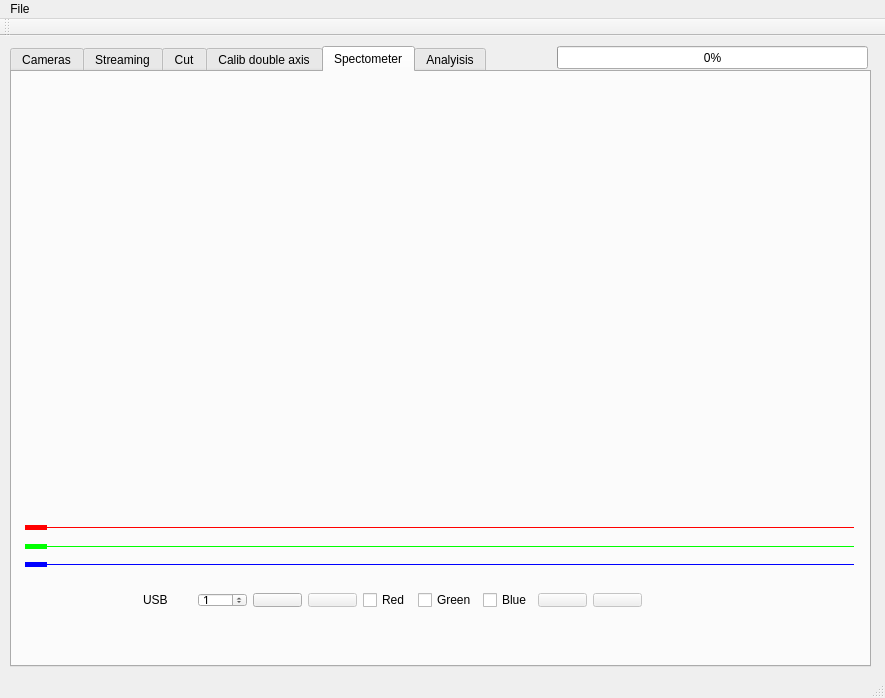
Before: the Qt Designer form mainwindow.ui in JairoSalazarV/QtHypCam, drawn with Qt 5.
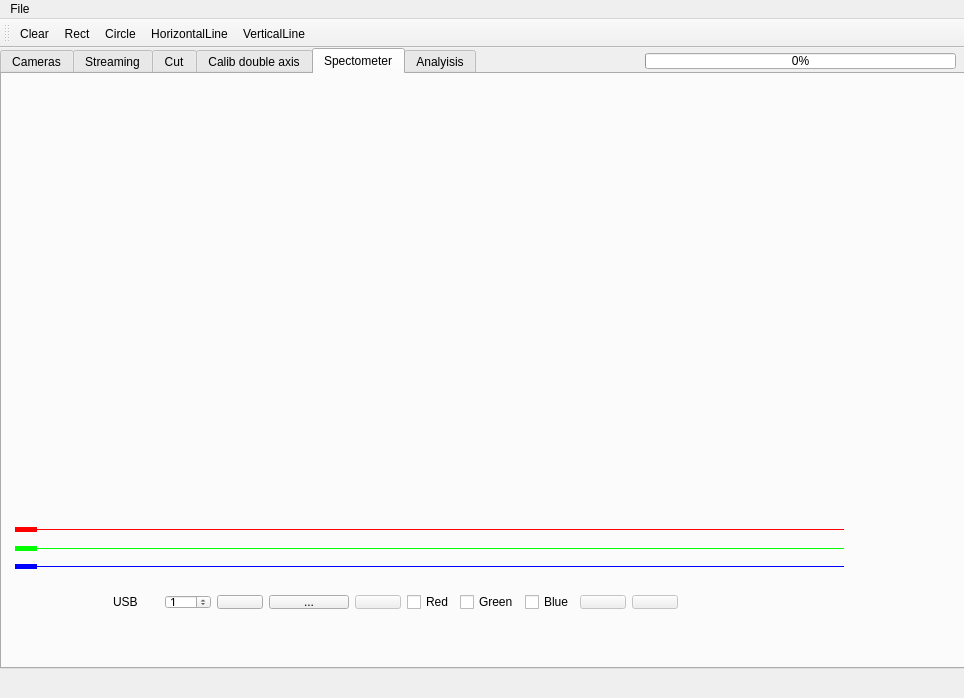
After: the same form once the commit is applied. The open tabs and pages were chosen to show the change. Icons and pictures are not drawn.

Commit message: * Added CustomLines * Added ToolBarCalib * Added line menu options * Removed Slide bars

The edit to the form file:
```diff
--- a/mainwindow.ui
+++ b/mainwindow.ui
@@ -6,7 +6,7 @@
    <rect>
     <x>0</x>
     <y>0</y>
-    <width>885</width>
+    <width>964</width>
     <height>698</height>
    </rect>
   </property>
@@ -20,9 +20,9 @@
    <widget class="QTabWidget" name="pbExpPixs">
     <property name="geometry">
      <rect>
-      <x>10</x>
-      <y>10</y>
-      <width>861</width>
+      <x>0</x>
+      <y>0</y>
+      <width>971</width>
       <height>621</height>
      </rect>
     </property>
@@ -1195,14 +1195,14 @@
      <widget class="QWidget" name="layoutWidget">
       <property name="geometry">
        <rect>
-        <x>120</x>
+        <x>100</x>
         <y>510</y>
-        <width>521</width>
+        <width>587</width>
         <height>36</height>
        </rect>
       </property>
       <layout class="QGridLayout" name="gridLayout_5">
-       <item row="0" column="5">
+       <item row="0" column="6">
         <widget class="QCheckBox" name="chbGreen">
          <property name="text">
           <string>Green</string>
@@ -1226,14 +1226,55 @@
          </property>
         </widget>
        </item>
-       <item row="0" column="6">
+       <item row="0" column="5">
+        <widget class="QCheckBox" name="chbRed">
+         <property name="text">
+          <string>Red</string>
+         </property>
+        </widget>
+       </item>
+       <item row="0" column="1">
+        <widget class="QSpinBox" name="sbSpecUsb">
+         <property name="maximum">
+          <number>9</number>
+         </property>
+         <property name="value">
+          <number>1</number>
+         </property>
+        </widget>
+       </item>
+       <item row="0" column="7">
         <widget class="QCheckBox" name="chbBlue">
          <property name="text">
           <string>Blue</string>
          </property>
         </widget>
        </item>
-       <item row="0" column="7">
+       <item row="0" column="0">
+        <widget class="QLabel" name="label_4">
+         <property name="text">
+          <string>USB</string>
+         </property>
+        </widget>
+       </item>
+       <item row="0" column="9">
+        <widget class="QPushButton" name="pbViewBack">
+         <property name="enabled">
+          <bool>false</bool>
+         </property>
+         <property name="toolTip">
+          <string>&lt;html&gt;&lt;head/&gt;&lt;body&gt;&lt;p&gt;Hide background&lt;/p&gt;&lt;/body&gt;&lt;/html&gt;</string>
+         </property>
+         <property name="text">
+          <string/>
+         </property>
+         <property name="icon">
+          <iconset resource="lstImgs.qrc">
+           <normaloff>:/new/icons/imagenInte/ojo.png</normaloff>:/new/icons/imagenInte/ojo.png</iconset>
+         </property>
+        </widget>
+       </item>
+       <item row="0" column="8">
         <widget class="QPushButton" name="pbSnapCal">
          <property name="enabled">
           <bool>false</bool>
@@ -1250,7 +1291,7 @@
          </property>
         </widget>
        </item>
-       <item row="0" column="3">
+       <item row="0" column="4">
         <widget class="QPushButton" name="pbSpecCut">
          <property name="enabled">
           <bool>false</bool>
@@ -1267,44 +1308,10 @@
          </property>
         </widget>
        </item>
-       <item row="0" column="8">
-        <widget class="QPushButton" name="pbViewBack">
-         <property name="enabled">
-          <bool>false</bool>
-         </property>
-         <property name="toolTip">
-          <string>&lt;html&gt;&lt;head/&gt;&lt;body&gt;&lt;p&gt;Hide background&lt;/p&gt;&lt;/body&gt;&lt;/html&gt;</string>
-         </property>
+       <item row="0" column="3">
+        <widget class="QPushButton" name="pbSpecLoadSnap">
          <property name="text">
-          <string/>
-         </property>
-         <property name="icon">
-          <iconset resource="lstImgs.qrc">
-           <normaloff>:/new/icons/imagenInte/ojo.png</normaloff>:/new/icons/imagenInte/ojo.png</iconset>
-         </property>
-        </widget>
-       </item>
-       <item row="0" column="1">
-        <widget class="QSpinBox" name="sbSpecUsb">
-         <property name="maximum">
-          <number>9</number>
-         </property>
-         <property name="value">
-          <number>1</number>
-         </property>
-        </widget>
-       </item>
-       <item row="0" column="0">
-        <widget class="QLabel" name="label_4">
-         <property name="text">
-          <string>USB</string>
-         </property>
-        </widget>
-       </item>
-       <item row="0" column="4">
-        <widget class="QCheckBox" name="chbRed">
-         <property name="text">
-          <string>Red</string>
+          <string>...</string>
          </property>
         </widget>
        </item>
@@ -1450,10 +1457,10 @@
    <widget class="QProgressBar" name="progBar">
     <property name="geometry">
      <rect>
-      <x>557</x>
-      <y>10</y>
+      <x>645</x>
+      <y>5</y>
       <width>311</width>
-      <height>23</height>
+      <height>16</height>
      </rect>
     </property>
     <property name="value">
@@ -1466,7 +1473,7 @@
     <rect>
      <x>0</x>
      <y>0</y>
-     <width>885</width>
+     <width>964</width>
      <height>27</height>
     </rect>
    </property>
@@ -1485,13 +1492,77 @@
    <attribute name="toolBarBreak">
     <bool>false</bool>
    </attribute>
+   <addaction name="actionClear"/>
+   <addaction name="actionRect"/>
+   <addaction name="actionCircle"/>
+   <addaction name="actionHorizontalLine"/>
+   <addaction name="actionVerticalLine"/>
   </widget>
-  <widget class="QStatusBar" name="statusBar"/>
   <action name="actionExit">
    <property name="text">
     <string>Exit</string>
    </property>
   </action>
+  <action name="actionRect">
+   <property name="icon">
+    <iconset resource="lstImgs.qrc">
+     <normaloff>:/imagenInte/rectOn.png</normaloff>:/imagenInte/rectOn.png</iconset>
+   </property>
+   <property name="text">
+    <string>Rect</string>
+   </property>
+   <property name="toolTip">
+    <string>Add rectangle</string>
+   </property>
+  </action>
+  <action name="actionCircle">
+   <property name="icon">
+    <iconset resource="lstImgs.qrc">
+     <normaloff>:/imagenInte/circleOn.png</normaloff>:/imagenInte/circleOn.png</iconset>
+   </property>
+   <property name="text">
+    <string>Circle</string>
+   </property>
+   <property name="toolTip">
+    <string>Add circle</string>
+   </property>
+  </action>
+  <action name="actionHorizontalLine">
+   <property name="icon">
+    <iconset resource="lstImgs.qrc">
+     <normaloff>:/imagenInte/horizontalLine.png</normaloff>:/imagenInte/horizontalLine.png</iconset>
+   </property>
+   <property name="text">
+    <string>HorizontalLine</string>
+   </property>
+   <property name="toolTip">
+    <string>Add horizontal line</string>
+   </property>
+  </action>
+  <action name="actionVerticalLine">
+   <property name="icon">
+    <iconset resource="lstImgs.qrc">
+     <normaloff>:/imagenInte/VerticalLine.png</normaloff>:/imagenInte/VerticalLine.png</iconset>
+   </property>
+   <property name="text">
+    <string>VerticalLine</string>
+   </property>
+   <property name="toolTip">
+    <string>Add vertical line</string>
+   </property>
+  </action>
+  <action name="actionClear">
+   <property name="icon">
+    <iconset resource="lstImgs.qrc">
+     <normaloff>:/new/icons/imagenInte/edit-clear.png</normaloff>:/new/icons/imagenInte/edit-clear.png</iconset>
+   </property>
+   <property name="text">
+    <string>Clear</string>
+   </property>
+   <property name="toolTip">
+    <string>Clear scene</string>
+   </property>
+  </action>
  </widget>
  <layoutdefault spacing="6" margin="11"/>
  <resources>
```
Left out of the diff: 55 changed lines with no effect on the pictures. The commit also changes 19 other files.
